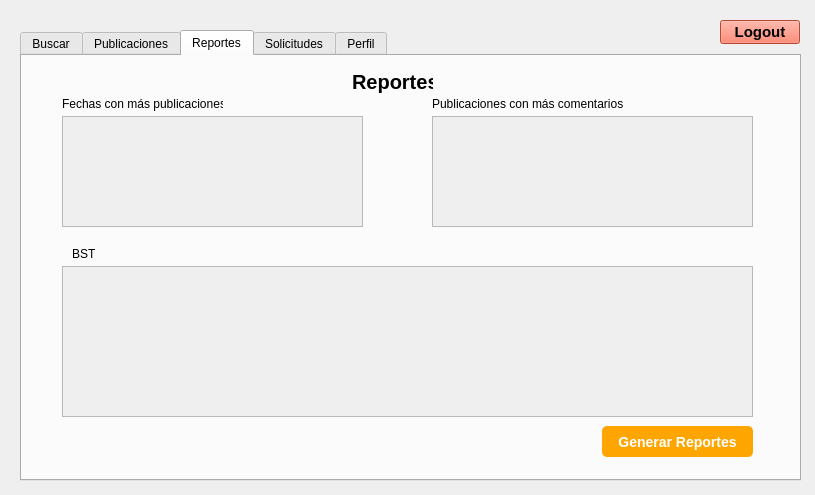
Old version of the form fase2/SocialStructure/userview.ui in the repository AbdielOtzoy/-EDD-Proyecto_202300350.
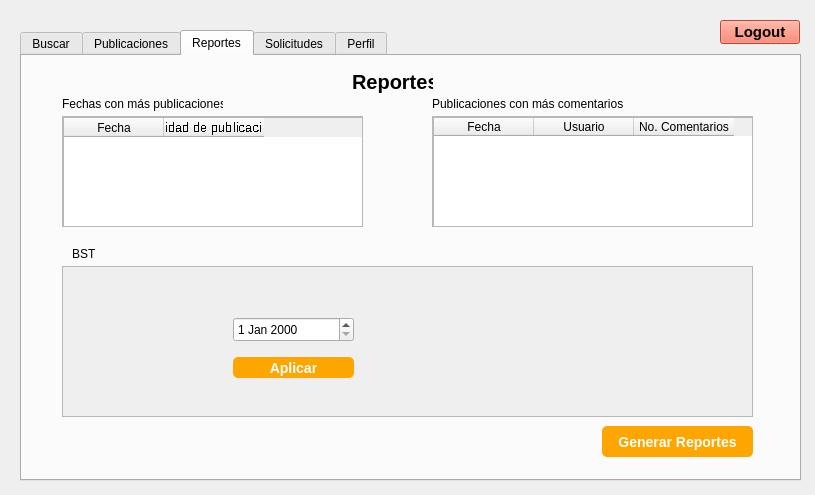
New version of the form. The open tabs and pages were chosen to show the change.

The edit to the form file:
```diff
--- a/fase2/SocialStructure/userview.ui
+++ b/fase2/SocialStructure/userview.ui
@@ -399,6 +399,36 @@
         <height>109</height>
        </rect>
       </property>
+      <widget class="QTableWidget" name="topPostsDates">
+       <property name="geometry">
+        <rect>
+         <x>0</x>
+         <y>0</y>
+         <width>301</width>
+         <height>111</height>
+        </rect>
+       </property>
+       <column>
+        <property name="text">
+         <string>Fecha</string>
+        </property>
+       </column>
+       <column>
+        <property name="text">
+         <string>Cantidad de publicaciones</string>
+        </property>
+        <property name="toolTip">
+         <string/>
+        </property>
+        <property name="font">
+         <font>
+          <pointsize>10</pointsize>
+          <stylestrategy>NoAntialias</stylestrategy>
+          <hintingpreference>PreferNoHinting</hintingpreference>
+         </font>
+        </property>
+       </column>
+      </widget>
      </widget>
     </widget>
     <widget class="QScrollArea" name="scrollArea_6">
@@ -422,6 +452,31 @@
         <height>109</height>
        </rect>
       </property>
+      <widget class="QTableWidget" name="topPostComments">
+       <property name="geometry">
+        <rect>
+         <x>0</x>
+         <y>0</y>
+         <width>321</width>
+         <height>192</height>
+        </rect>
+       </property>
+       <column>
+        <property name="text">
+         <string>Fecha</string>
+        </property>
+       </column>
+       <column>
+        <property name="text">
+         <string>Usuario</string>
+        </property>
+       </column>
+       <column>
+        <property name="text">
+         <string>No. Comentarios</string>
+        </property>
+       </column>
+      </widget>
      </widget>
     </widget>
     <widget class="QScrollArea" name="scrollArea_7">
@@ -445,6 +500,51 @@
         <height>149</height>
        </rect>
       </property>
+      <widget class="QDateEdit" name="bstFilter">
+       <property name="geometry">
+        <rect>
+         <x>170</x>
+         <y>50</y>
+         <width>121</width>
+         <height>25</height>
+        </rect>
+       </property>
+      </widget>
+      <widget class="QPushButton" name="pushButton_9">
+       <property name="geometry">
+        <rect>
+         <x>170</x>
+         <y>90</y>
+         <width>121</width>
+         <height>21</height>
+        </rect>
+       </property>
+       <property name="styleSheet">
+        <string notr="true">  border: 0;
+  border-radius: 100px;
+  background-color: orange;
+  color: #ffffff;
+  font-weight: Bold;
+font-size: 14px;
+border-radius: 5px;</string>
+       </property>
+       <property name="text">
+        <string>Aplicar</string>
+       </property>
+      </widget>
+      <widget class="QLabel" name="bstImage">
+       <property name="geometry">
+        <rect>
+         <x>350</x>
+         <y>20</y>
+         <width>221</width>
+         <height>101</height>
+        </rect>
+       </property>
+       <property name="text">
+        <string/>
+       </property>
+      </widget>
      </widget>
     </widget>
     <widget class="QPushButton" name="pushButton_6">
```
Left out of the diff: 84 changed lines with no effect on the pictures.
